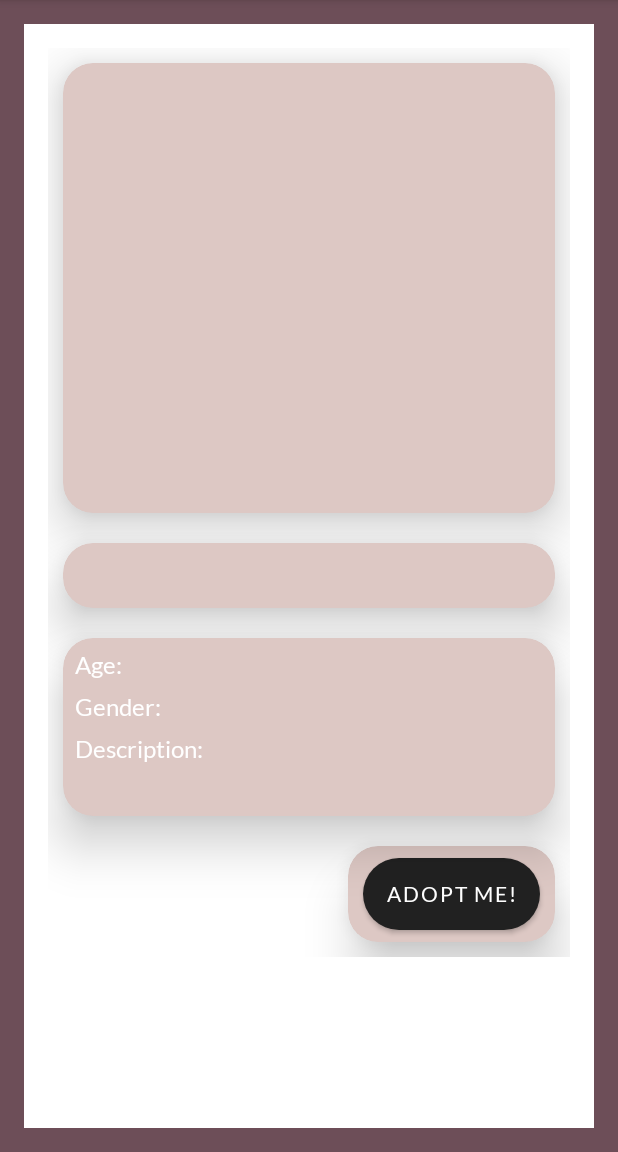
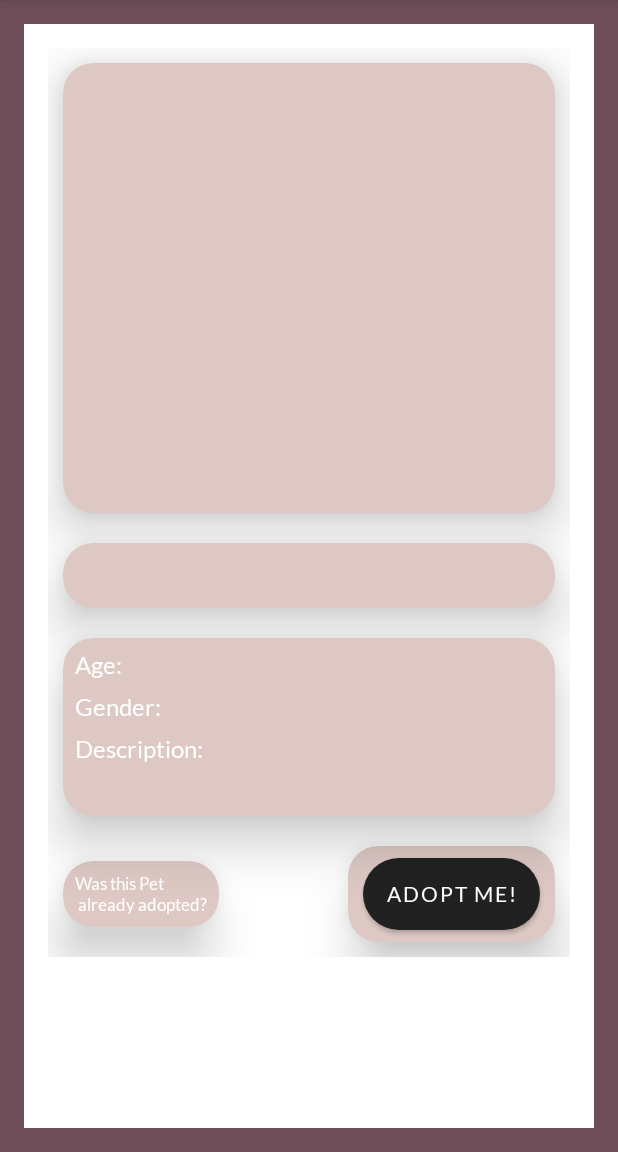
Before and after one commit to andree25/FinalApp, an Android app: the fragment PetDetailFragment shown on its own in the app's theme, on a phone screen of 412 x 824 dp, the part 84-1236 px from its top. Run offline under Robolectric (Android 15) with nearby library versions, the phone set to English and light mode, and no system bars; our stand-ins replace Firebase (no records; nobody signed in at launch, a user with empty details on screens opened directly); pictures from the network do not load.

Commit message:
pet details functionality done some details added

```diff
--- a/app/src/main/java/com/app/finalapp/ui/login/LoginFragment.java
+++ b/app/src/main/java/com/app/finalapp/ui/login/LoginFragment.java
@@ -152,20 +152,16 @@ public class LoginFragment extends BaseFragment {
     }
 
     private void showLoadingIndicator() {
-        // Show loading indicator
         ProgressBar loadingIndicator = rootView.findViewById(R.id.loadingIndicator);
         loadingIndicator.setVisibility(View.VISIBLE);
     }
 
     private void hideLoadingIndicator() {
-        // Hide loading indicator
         ProgressBar loadingIndicator = rootView.findViewById(R.id.loadingIndicator);
         loadingIndicator.setVisibility(View.GONE);
     }
 
     private boolean isNetworkConnected() {
-        // Check network connectivity
-        // Implement your network connectivity check here
-        return true; // Placeholder, replace with actual implementation
+        return true;
     }
 }
--- a/app/src/main/res/layout/fragment_admin.xml
+++ b/app/src/main/res/layout/fragment_admin.xml
@@ -120,6 +120,10 @@
                         android:clickable="true"
                         android:text="@string/reset_collected"
                         android:textSize="10sp"
+                        android:layout_marginStart="8dp"
+                        android:layout_marginTop="8dp"
+                        android:layout_marginEnd="8dp"
+                        android:layout_marginBottom="8dp"
                         app:fabSize="mini" />
 
                 </RelativeLayout>
--- a/app/src/main/res/layout/fragment_pet_detail.xml
+++ b/app/src/main/res/layout/fragment_pet_detail.xml
@@ -163,8 +163,41 @@
                 <androidx.cardview.widget.CardView
                     android:layout_width="wrap_content"
                     android:layout_height="wrap_content"
+                    android:layout_alignParentStart="true"
+                    android:layout_margin="10dp"
+                    android:layout_centerVertical="true"
+                    app:cardBackgroundColor="@color/colorAccent"
+                    app:cardCornerRadius="20dp"
+                    app:cardElevation="20dp">
+
+                    <RelativeLayout
+                        android:layout_width="wrap_content"
+                        android:layout_height="match_parent"
+                        >
+
+
+                        <TextView
+                            android:id="@+id/textButton"
+                            android:layout_width="wrap_content"
+                            android:layout_height="wrap_content"
+                            android:layout_marginStart="8dp"
+                            android:layout_marginTop="8dp"
+                            android:layout_marginEnd="8dp"
+                            android:layout_marginBottom="8dp"
+                            android:textColor="@color/white"
+                            android:textSize="11sp"
+                            android:fontFamily="@font/lato"
+                            android:clickable="true"
+                            android:text="@string/test_button" />
+                    </RelativeLayout>
+                </androidx.cardview.widget.CardView>
+
+                <androidx.cardview.widget.CardView
+                    android:layout_width="wrap_content"
+                    android:layout_height="wrap_content"
                     android:layout_alignParentEnd="true"
                     android:layout_margin="10dp"
+                    android:layout_centerVertical="true"
                     app:cardBackgroundColor="@color/colorAccent"
                     app:cardCornerRadius="20dp"
                     app:cardElevation="20dp">
--- a/app/src/main/res/values/strings.xml
+++ b/app/src/main/res/values/strings.xml
@@ -86,5 +86,6 @@
     <string name="pet_details">Pet Details</string>
     <string name="pet_description">Description: </string>
     <string name="adopt_me">Adopt me!</string>
+    <string name="test_button">Was this Pet \n already adopted?</string>
 
 </resources>
```
Also changed, not shown: app/src/main/java/com/app/finalapp/Pet.java (+11 -0 lines), app/src/main/java/com/app/finalapp/ui/adoption/AdoptionFragment.java (+1 -6 lines), app/src/main/java/com/app/finalapp/ui/donation/DonationFragment.java (+12 -1 lines), app/src/main/java/com/app/finalapp/ui/pet/PetFragment.java (+11 -8 lines), app/src/main/java/com/app/finalapp/ui/petDetail/PetDetailFragment.java (+49 -3 lines), app/src/main/res/layout/fragment_donation.xml (+16 -3 lines), app/src/main/res/layout/nav_header_main.xml (+4 -4 lines).
